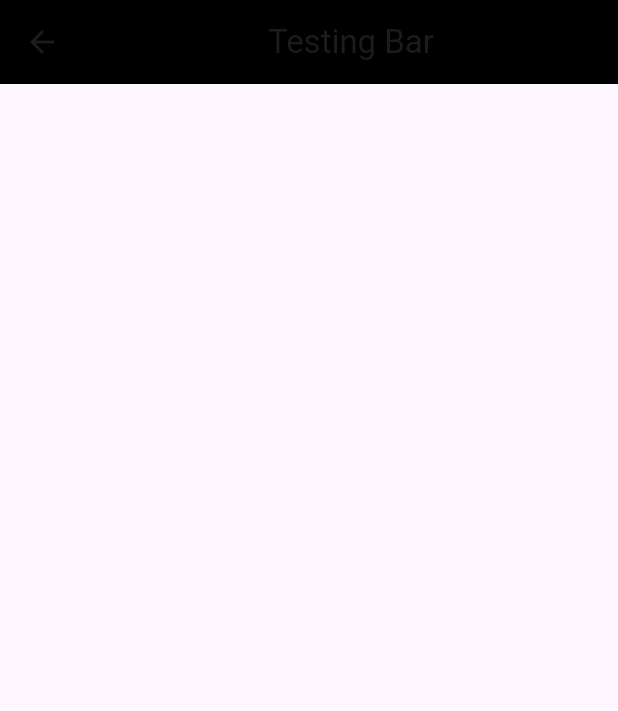
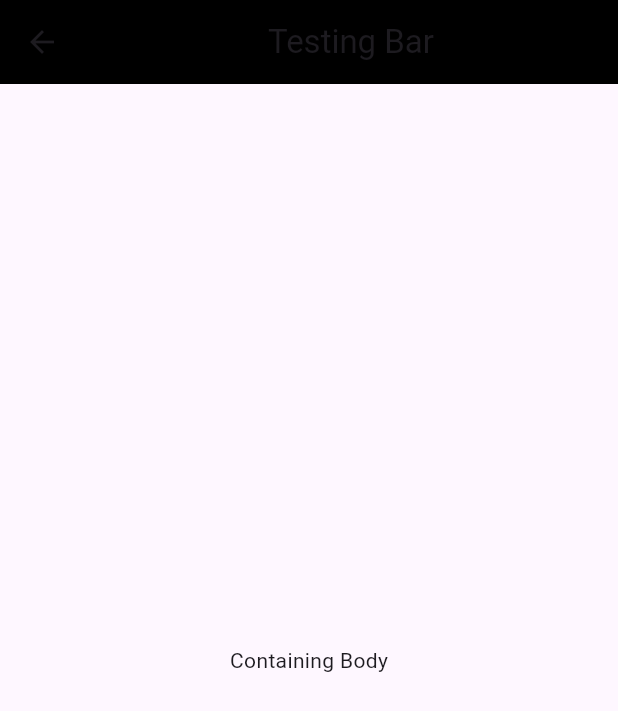
Before and after one commit to MeadShalehin/Ticket-Booking, a Flutter app: the Test screen opened directly, on a phone screen of 412 x 824 dp. Shown: the top 711 px of the screen. Run offline on Flutter 3.47's test engine with Material 3 defaults, Android fonts, the phone set to English and light mode, and no system bars.

Commit message:
6th commit

```diff
--- a/lib/test.dart
+++ b/lib/test.dart
@@ -15,6 +15,7 @@ class _TestState extends State<Test> {
         backgroundColor: Colors.black,
         title: Center(child: Text("Testing Bar")),
       ),
+      body: Center(child: Text("Containing Body")),
     );
   }
 }
```
